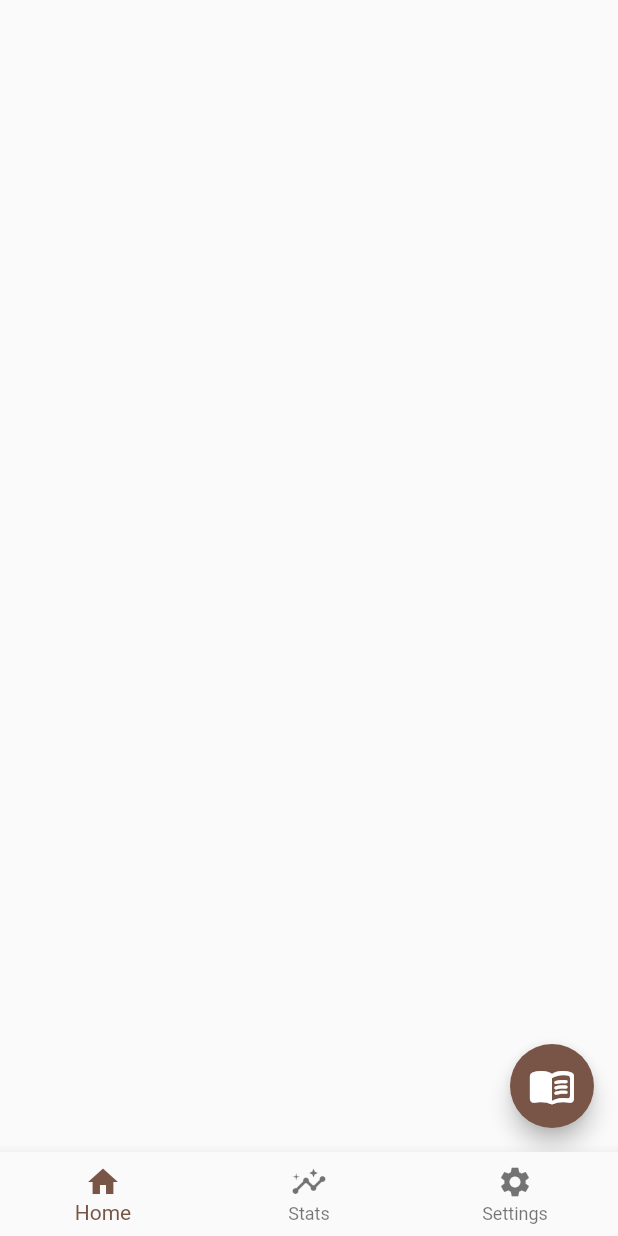
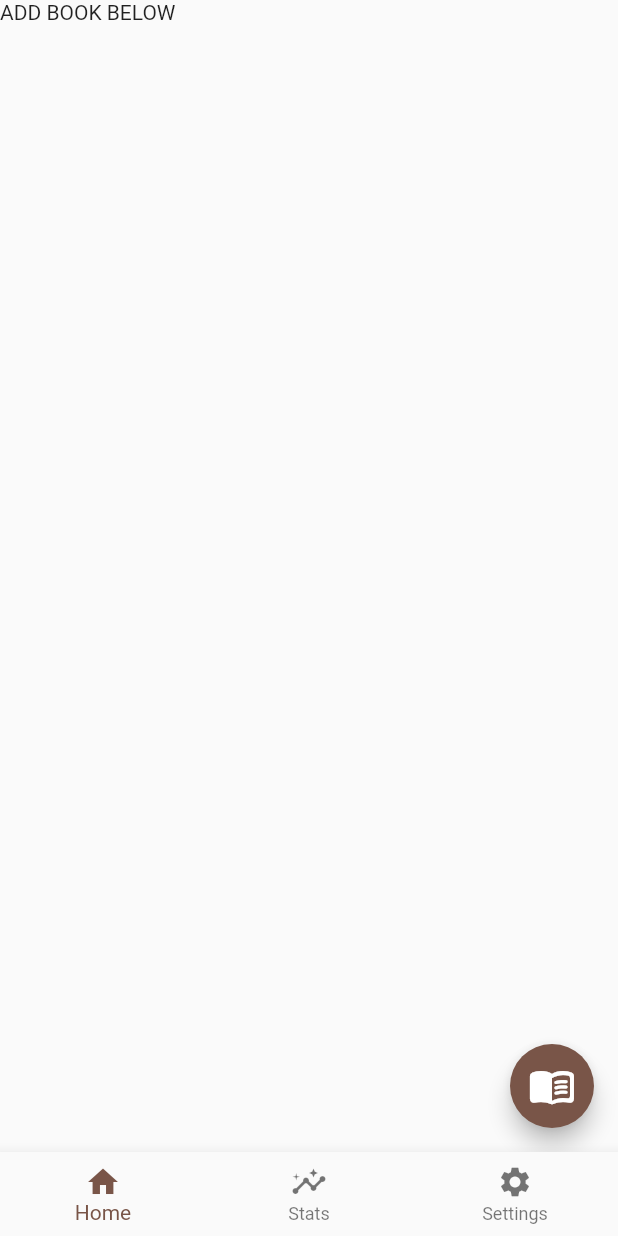
Before and after one commit to kves/read_app, a Flutter app: the screen it shows after launch, on a phone screen of 412 x 824 dp. Run offline on Flutter 3.47's test engine with Material 2 defaults, Android fonts, the phone set to English and light mode, and no system bars; our stand-ins replace flutter_rating_bar.

Commit message:
added statement for showing different view in HomePage when bookList is empty

```diff
--- a/lib/data/book_data.dart
+++ b/lib/data/book_data.dart
@@ -10,16 +10,21 @@ class BookData extends ChangeNotifier {
     return booksList;
   }
 
+  bool isbookListEmpty = true;
+
   // add new book.
   void addBook(String bookTitle, String? bookAuthor, String? bookPages,
       String? bookRating, String bookAddedDate) {
-    booksList.add(Book(
-      bookTitle: bookTitle,
-      bookAuthor: bookAuthor,
-      bookPages: bookPages,
-      bookRating: bookRating,
-      bookAddedDate: bookAddedDate,
-    ));
+    booksList.add(
+      Book(
+        bookTitle: bookTitle,
+        bookAuthor: bookAuthor,
+        bookPages: bookPages,
+        bookRating: bookRating,
+        bookAddedDate: bookAddedDate,
+      ),
+    );
+    isbookListEmpty = false;
     notifyListeners();
   }
 }
--- a/lib/pages/home_page.dart
+++ b/lib/pages/home_page.dart
@@ -1,7 +1,6 @@
 import 'package:flutter/material.dart';
 import 'package:provider/provider.dart';
 import 'package:read_app/data/book_data.dart';
-import 'package:read_app/models/book_model.dart';
 import 'package:read_app/widgets/book_tile.dart';
 
 import '../widgets/add_book_dialog.dart';
@@ -18,7 +17,11 @@ class _HomePageState extends State<HomePage> {
   Widget build(BuildContext context) {
     return Consumer<BookData>(
       builder: (context, value, child) => Scaffold(
-        body: SafeArea(
+        body: value.isbookListEmpty
+            ? SafeArea(
+                child: Text('ADD BOOK BELOW'),
+              )
+            : SafeArea(
                 child: ListView.builder(
                   itemCount: value.getBooksList().length,
                   itemBuilder: (context, index) => BookTile(
```
Lines whose indentation alone changed are shown as unchanged.
